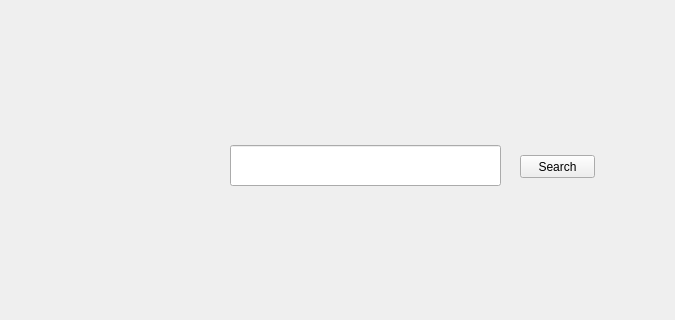
Before: the Qt Designer form search.ui in 10ca1h0st/QtGuide, drawn with Qt 5; both pictures show x 0 to 675 and y 105 to 425 of the 830 by 638 pixel window.
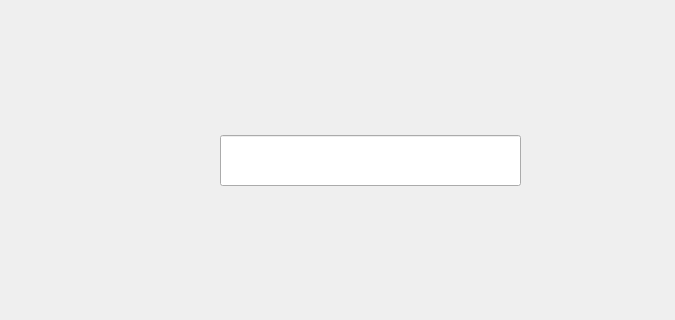
After: the same form once the commit is applied. Icons and pictures are not drawn. Custom widgets are drawn as their Qt base class.

```diff
--- a/search.ui
+++ b/search.ui
@@ -17,10 +17,10 @@
    <widget class="QLineEdit" name="searchLineEdit">
     <property name="geometry">
      <rect>
-      <x>230</x>
-      <y>250</y>
-      <width>271</width>
-      <height>41</height>
+      <x>220</x>
+      <y>240</y>
+      <width>301</width>
+      <height>51</height>
      </rect>
     </property>
     <property name="font">
@@ -30,26 +30,13 @@
      </font>
     </property>
    </widget>
-   <widget class="QPushButton" name="searchButton">
-    <property name="geometry">
-     <rect>
-      <x>520</x>
-      <y>260</y>
-      <width>75</width>
-      <height>23</height>
-     </rect>
-    </property>
-    <property name="text">
-     <string>Search</string>
-    </property>
-   </widget>
    <widget class="ClickableQLabel" name="searchLabel">
     <property name="geometry">
      <rect>
-      <x>130</x>
+      <x>540</x>
       <y>250</y>
-      <width>71</width>
-      <height>41</height>
+      <width>41</width>
+      <height>31</height>
      </rect>
     </property>
     <property name="text">
```
